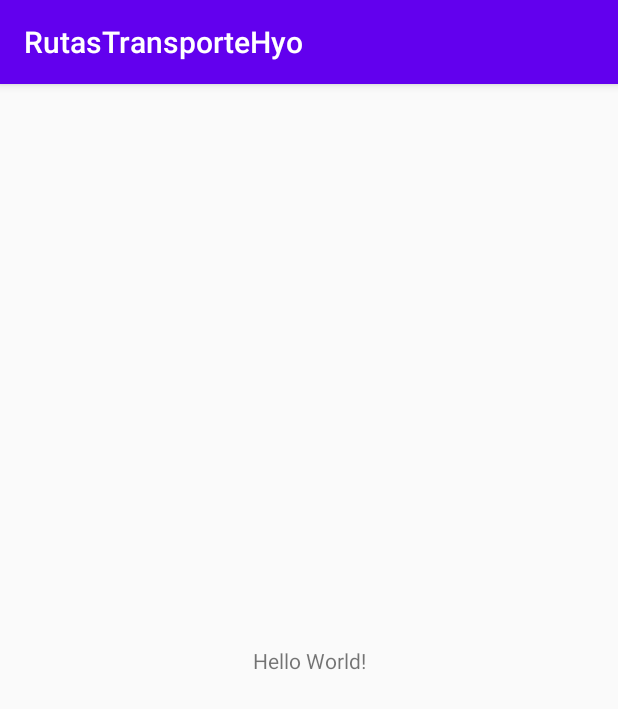
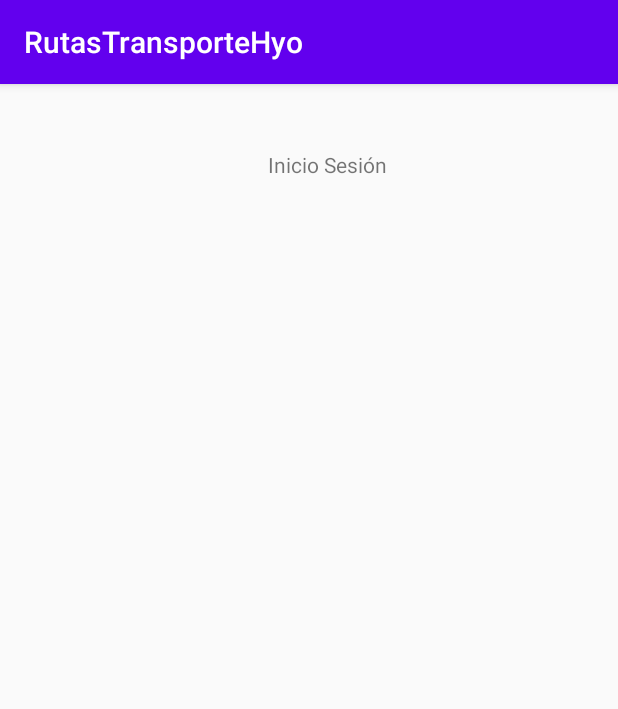
Before and after one commit to abrahamluiss/RutasTransporteHyo, an Android app: the screen it shows after launch (MainActivity), on a phone screen of 412 x 824 dp. Shown: the top 709 px of the screen. Run offline under Robolectric (Android 15) with nearby library versions, the phone set to English and light mode, and no system bars.

Commit message:
Agregando inicio sesiÃon

```diff
--- a/app/src/main/res/layout/activity_main.xml
+++ b/app/src/main/res/layout/activity_main.xml
@@ -9,10 +9,14 @@
     <TextView
         android:layout_width="wrap_content"
         android:layout_height="wrap_content"
-        android:text="Hello World!"
+
+        android:layout_marginBottom="32dp"
+        android:text="@string/inicio_sesion"
         app:layout_constraintBottom_toBottomOf="parent"
+        app:layout_constraintHorizontal_bias="0.537"
         app:layout_constraintLeft_toLeftOf="parent"
         app:layout_constraintRight_toRightOf="parent"
-        app:layout_constraintTop_toTopOf="parent" />
+        app:layout_constraintTop_toTopOf="parent"
+        app:layout_constraintVertical_bias="0.061" />
 
 </androidx.constraintlayout.widget.ConstraintLayout>
--- a/app/src/main/res/values/strings.xml
+++ b/app/src/main/res/values/strings.xml
@@ -1,3 +1,4 @@
 <resources>
     <string name="app_name">RutasTransporteHyo</string>
+    <string name="inicio_sesion">Inicio Sesión</string>
 </resources>
```
